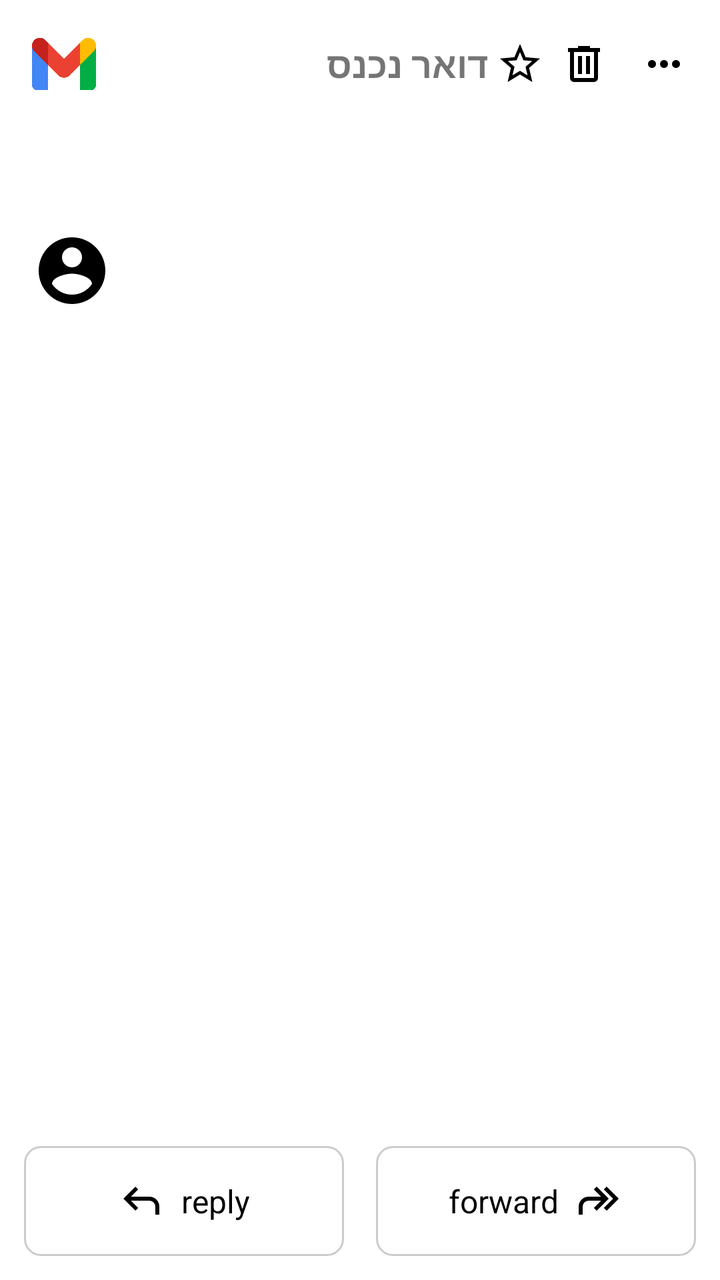
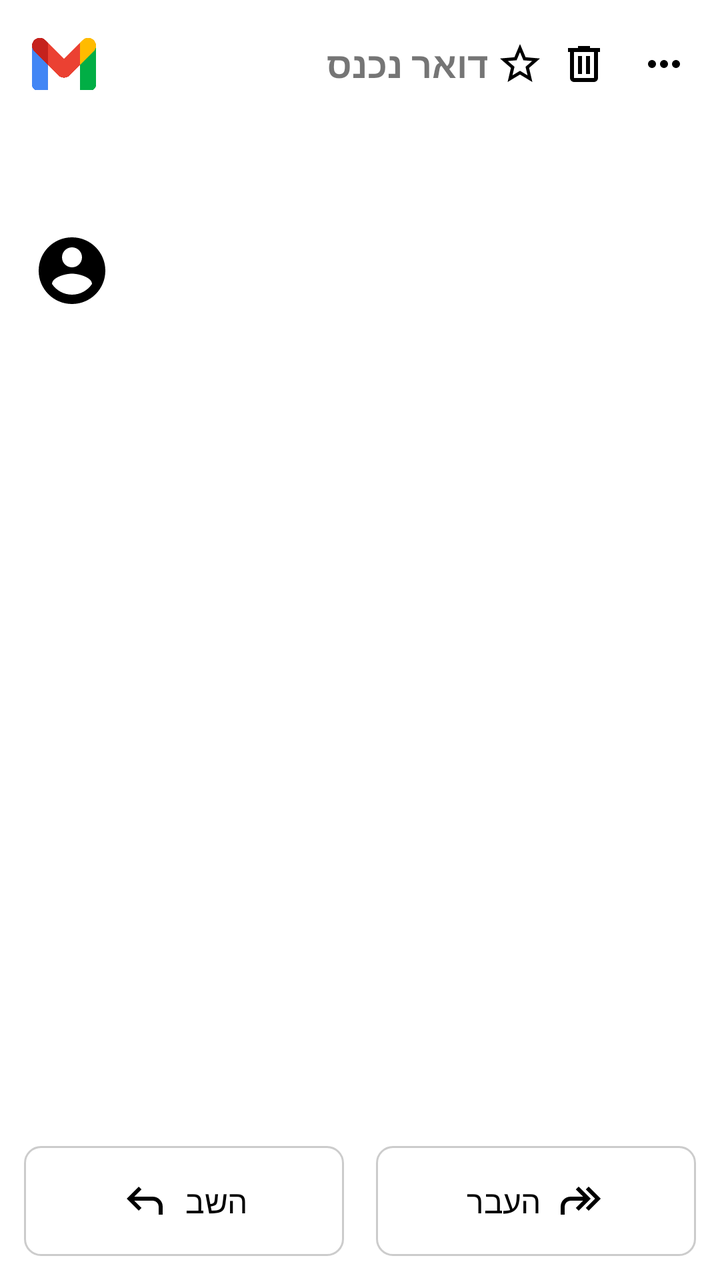

The first picture is an Android layout as it rendered before a commit; the second is the same layout after the commit. The layout source and the unified diff follow.
<!-- AndroidManifest.xml: application theme Theme.Project5 -->
<!-- res/layout/activity_mail_detail.xml -->
<LinearLayout xmlns:android="http://schemas.android.com/apk/res/android"
        android:orientation="vertical"
        android:layout_width="match_parent"
        android:layout_height="match_parent"
        android:background="#FFFFFF">

        
        <LinearLayout
            android:orientation="horizontal"
            android:padding="12dp"
            android:gravity="center_vertical"
            android:layout_width="match_parent"
            android:layout_height="wrap_content">

            <ImageView
                android:id="@+id/ivBack"
                android:src="@drawable/gmail_logo"
                android:layout_width="40dp"
                android:layout_height="40dp"
                android:contentDescription="חזרה"
                android:padding="4dp" />

            <TextView
                android:text="דואר נכנס"
                android:textStyle="bold"
                android:textSize="18sp"
                android:layout_marginStart="12dp"
                android:layout_width="0dp"
                android:layout_weight="1"
                android:layout_height="wrap_content" />

            <ImageView
                android:id="@+id/ivStar"
                android:src="@drawable/ic_star_border"
                android:layout_width="32dp"
                android:layout_height="32dp"
                android:padding="4dp" />

            <ImageView
                android:id="@+id/ivTrash"
                android:src="@drawable/ic_delete"
                android:layout_width="32dp"
                android:layout_height="32dp"
                android:padding="4dp" />

            <ImageView
                android:id="@+id/ivMore"
                android:layout_width="32dp"
                android:layout_height="32dp"
                android:src="@drawable/ic_more_vert"
                android:padding="4dp"
                android:contentDescription="עוד אפשרויות"
                android:layout_marginStart="8dp"/>

        </LinearLayout>

        
        <TextView
            android:id="@+id/tvSubject"
            android:textSize="20sp"
            android:textStyle="bold"
            android:paddingStart="16dp"
            android:paddingEnd="16dp"
            android:paddingTop="8dp"
            android:layout_width="match_parent"
            android:layout_height="wrap_content" />

        
        <LinearLayout
            android:orientation="horizontal"
            android:padding="16dp"
            android:gravity="center_vertical"
            android:layout_width="match_parent"
            android:layout_height="wrap_content">

            <ImageView
                android:id="@+id/ivAvatar"
                android:layout_width="40dp"
                android:layout_height="40dp"
                android:src="@drawable/ic_avatar"
                android:scaleType="centerCrop"
                android:background="@drawable/circle_mask" />

            <LinearLayout
                android:orientation="vertical"
                android:layout_marginStart="12dp"
                android:layout_width="0dp"
                android:layout_weight="1"
                android:layout_height="wrap_content">

                <TextView
                    android:id="@+id/tvSenderName"
                    android:textSize="16sp"
                    android:textStyle="bold"
                    android:textColor="#000000"
                    android:layout_width="wrap_content"
                    android:layout_height="wrap_content"/>

                <TextView
                    android:id="@+id/tvSenderEmail"
                    android:textSize="14sp"
                    android:textColor="#666666"
                    android:layout_width="wrap_content"
                    android:layout_height="wrap_content"/>
            </LinearLayout>

            <TextView
                android:id="@+id/tvDate"
                android:textSize="12sp"
                android:textColor="#888888"
                android:layout_width="wrap_content"
                android:layout_height="wrap_content"/>
        </LinearLayout>

        
        <ScrollView
            android:layout_width="match_parent"
            android:layout_height="0dp"
            android:layout_weight="1">

            <TextView
                android:id="@+id/tvBody"
                android:padding="16dp"
                android:textSize="16sp"
                android:textColor="#000000"
                android:layout_width="match_parent"
                android:layout_height="wrap_content" />
        </ScrollView>
        
        <LinearLayout
            android:orientation="horizontal"
            android:padding="12dp"
            android:gravity="center"
            android:layout_width="match_parent"
            android:layout_height="wrap_content"
            android:layout_marginTop="24dp">

            
            <LinearLayout
                android:id="@+id/btnReply"
                android:orientation="horizontal"
                android:gravity="center"
                android:padding="8dp"
                android:layout_marginEnd="16dp"
                android:layout_width="0dp"
                android:layout_weight="1"
                android:layout_height="55dp"
                android:background="@drawable/button_outline">

                <ImageView
                    android:src="@drawable/ic_reply"
                    android:layout_width="24dp"
                    android:layout_height="24dp" />

                <TextView
                    android:text="reply"
                    android:textSize="16sp"
                    android:layout_marginStart="8dp"
                    android:textColor="#000000"
                    android:layout_width="wrap_content"
                    android:layout_height="wrap_content" />
            </LinearLayout>

            
            <LinearLayout
                android:id="@+id/btnForward"
                android:orientation="horizontal"
                android:gravity="center"
                android:padding="8dp"
                android:layout_width="0dp"
                android:layout_weight="1"
                android:layout_height="55dp"
                android:background="@drawable/button_outline">

                <TextView
                    android:text="forward"
                    android:textSize="16sp"
                    android:textColor="#000000"
                    android:layout_width="wrap_content"
                    android:layout_height="wrap_content" />

                <ImageView
                    android:src="@drawable/ic_forward"
                    android:layout_marginStart="8dp"
                    android:layout_width="24dp"
                    android:layout_height="24dp" />
            </LinearLayout>
        </LinearLayout>

    </LinearLayout>
<!-- resources referenced by this layout -->
<resources>
  <!-- drawable button_outline (drawable) -->
  <?xml version="1.0" encoding="utf-8"?>
  <shape xmlns:android="http://schemas.android.com/apk/res/android"
      android:shape="rectangle">
      <solid android:color="#FFFFFF"/>
      <stroke
          android:width="1dp"
          android:color="#CCCCCC"/>
      <corners android:radius="8dp"/>
  </shape>
  <!-- drawable circle_mask (drawable) -->
  <?xml version="1.0" encoding="utf-8"?>
  <shape xmlns:android="http://schemas.android.com/apk/res/android"
      android:shape="oval">
      <solid android:color="@android:color/transparent"/>
  </shape>
  <!-- drawable ic_avatar (drawable) -->
  <vector xmlns:android="http://schemas.android.com/apk/res/android" android:height="24dp" android:tint="#000000" android:viewportHeight="24" android:viewportWidth="24" android:width="24dp">
        
      <path android:fillColor="@android:color/white" android:pathData="M12,2C6.48,2 2,6.48 2,12s4.48,10 10,10 10,-4.48 10,-10S17.52,2 12,2zM12,5c1.66,0 3,1.34 3,3s-1.34,3 -3,3 -3,-1.34 -3,-3 1.34,-3 3,-3zM12,19.2c-2.5,0 -4.71,-1.28 -6,-3.22 0.03,-1.99 4,-3.08 6,-3.08 1.99,0 5.97,1.09 6,3.08 -1.29,1.94 -3.5,3.22 -6,3.22z"/>
      
  </vector>
  <!-- drawable ic_forward (drawable) -->
  <vector xmlns:android="http://schemas.android.com/apk/res/android" android:autoMirrored="true" android:height="24dp" android:tint="#000000" android:viewportHeight="960" android:viewportWidth="960" android:width="24dp">
        
      <path android:fillColor="@android:color/white" android:pathData="M640,680L583,624L767,440L583,256L640,200L880,440L640,680ZM80,760L80,600Q80,517 138.5,458.5Q197,400 280,400L527,400L383,256L440,200L680,440L440,680L383,624L527,480L280,480Q230,480 195,515Q160,550 160,600L160,760L80,760Z"/>
      
  </vector>
  <!-- drawable ic_more_vert (drawable) -->
  <vector xmlns:android="http://schemas.android.com/apk/res/android" android:height="24dp" android:tint="#000000" android:viewportHeight="960" android:viewportWidth="960" android:width="24dp">
        
      <path android:fillColor="@android:color/white" android:pathData="M240,560Q207,560 183.5,536.5Q160,513 160,480Q160,447 183.5,423.5Q207,400 240,400Q273,400 296.5,423.5Q320,447 320,480Q320,513 296.5,536.5Q273,560 240,560ZM480,560Q447,560 423.5,536.5Q400,513 400,480Q400,447 423.5,423.5Q447,400 480,400Q513,400 536.5,423.5Q560,447 560,480Q560,513 536.5,536.5Q513,560 480,560ZM720,560Q687,560 663.5,536.5Q640,513 640,480Q640,447 663.5,423.5Q687,400 720,400Q753,400 776.5,423.5Q800,447 800,480Q800,513 776.5,536.5Q753,560 720,560Z"/>
      
  </vector>
  <!-- drawable ic_reply (drawable) -->
  <vector xmlns:android="http://schemas.android.com/apk/res/android" android:autoMirrored="true" android:height="24dp" android:tint="#000000" android:viewportHeight="960" android:viewportWidth="960" android:width="24dp">
        
      <path android:fillColor="@android:color/white" android:pathData="M760,760L760,600Q760,550 725,515Q690,480 640,480L273,480L417,624L360,680L120,440L360,200L417,256L273,400L640,400Q723,400 781.5,458.5Q840,517 840,600L840,760L760,760Z"/>
      
  </vector>
  <!-- drawable ic_star_border (drawable) -->
  <vector xmlns:android="http://schemas.android.com/apk/res/android" android:height="24dp" android:tint="#000000" android:viewportHeight="24" android:viewportWidth="24" android:width="24dp">
        
      <path android:fillColor="@android:color/white" android:pathData="M22,9.24l-7.19,-0.62L12,2 9.19,8.63 2,9.24l5.46,4.73L5.82,21 12,17.27 18.18,21l-1.63,-7.03L22,9.24zM12,15.4l-3.76,2.27 1,-4.28 -3.32,-2.88 4.38,-0.38L12,6.1l1.71,4.04 4.38,0.38 -3.32,2.88 1,4.28L12,15.4z"/>
      
  </vector>
  <style name="Theme.Project5" parent="Theme.AppCompat.Light.NoActionBar" />
  <!-- unchanged entries left out for length: 2 -->
</resources>

<!-- the commit's change to res/layout/activity_mail_detail.xml (unified diff, before → after) -->
@@ -1,122 +1,135 @@
+<?xml version="1.0" encoding="utf-8"?>
 <LinearLayout xmlns:android="http://schemas.android.com/apk/res/android"
-        android:orientation="vertical"
-        android:layout_width="match_parent"
-        android:layout_height="match_parent"
-        android:background="#FFFFFF">
-
-        
-        <LinearLayout
-            android:orientation="horizontal"
-            android:padding="12dp"
-            android:gravity="center_vertical"
+    android:orientation="vertical"
+    android:layout_width="match_parent"
+    android:layout_height="match_parent"
+    android:background="#FFFFFF">
+
+    
+    <LinearLayout
+        android:orientation="horizontal"
+        android:padding="12dp"
+        android:gravity="center_vertical"
+        android:layout_width="match_parent"
+        android:layout_height="wrap_content">
+
+        <ImageView
+            android:id="@+id/ivBack"
+            android:src="@drawable/gmail_logo"
+            android:layout_width="40dp"
+            android:layout_height="40dp"
+            android:contentDescription="חזרה"
+            android:padding="4dp" />
+
+        <TextView
+            android:text="דואר נכנס"
+            android:textStyle="bold"
+            android:textSize="18sp"
+            android:layout_marginStart="12dp"
+            android:layout_width="0dp"
+            android:layout_weight="1"
+            android:layout_height="wrap_content" />
+
+        <ImageView
+            android:id="@+id/ivStar"
+            android:src="@drawable/ic_star_border"
+            android:layout_width="32dp"
+            android:layout_height="32dp"
+            android:padding="4dp" />
+
+        <ImageView
+            android:id="@+id/ivTrash"
+            android:src="@drawable/ic_delete"
+            android:layout_width="32dp"
+            android:layout_height="32dp"
+            android:padding="4dp" />
+
+        <ImageView
+            android:id="@+id/ivMore"
+            android:layout_width="32dp"
+            android:layout_height="32dp"
+            android:src="@drawable/ic_more_vert"
+            android:padding="4dp"
+            android:contentDescription="עוד אפשרויות"
+            android:layout_marginStart="8dp"/>
+    </LinearLayout>
+
+    
+    <TextView
+        android:id="@+id/tvSubject"
+        android:textSize="20sp"
+        android:textStyle="bold"
+        android:paddingStart="16dp"
+        android:paddingEnd="16dp"
+        android:paddingTop="8dp"
+        android:layout_width="match_parent"
+        android:layout_height="wrap_content" />
+
+    
+    <LinearLayout
+        android:orientation="horizontal"
+        android:padding="16dp"
+        android:gravity="center_vertical"
+        android:layout_width="match_parent"
+        android:layout_height="wrap_content">
+
+        <ImageView
+            android:id="@+id/ivAvatar"
+            android:layout_width="40dp"
+            android:layout_height="40dp"
+            android:src="@drawable/ic_avatar"
+            android:scaleType="centerCrop"
+            android:background="@drawable/circle_mask" />
+
+        <LinearLayout
+            android:orientation="vertical"
+            android:layout_marginStart="12dp"
+            android:layout_width="0dp"
+            android:layout_weight="1"
+            android:layout_height="wrap_content">
+
+            <TextView
+                android:id="@+id/tvSenderName"
+                android:textSize="16sp"
+                android:textStyle="bold"
+                android:textColor="#000000"
+                android:layout_width="wrap_content"
+                android:layout_height="wrap_content"/>
+
+            <TextView
+                android:id="@+id/tvSenderEmail"
+                android:textSize="14sp"
+                android:textColor="#666666"
+                android:layout_width="wrap_content"
+                android:layout_height="wrap_content"/>
+        </LinearLayout>
+
+        <TextView
+            android:id="@+id/tvDate"
+            android:textSize="12sp"
+            android:textColor="#888888"
+            android:layout_width="wrap_content"
+            android:layout_height="wrap_content"/>
+    </LinearLayout>
+
+    
+    <ScrollView
+        android:layout_width="match_parent"
+        android:layout_height="0dp"
+        android:layout_weight="1">
+
+        <LinearLayout
             android:layout_width="match_parent"
-            android:layout_height="wrap_content">
-
-            <ImageView
-                android:id="@+id/ivBack"
-                android:src="@drawable/gmail_logo"
-                android:layout_width="40dp"
-                android:layout_height="40dp"
-                android:contentDescription="חזרה"
-                android:padding="4dp" />
-
-            <TextView
-                android:text="דואר נכנס"
-                android:textStyle="bold"
-                android:textSize="18sp"
-                android:layout_marginStart="12dp"
-                android:layout_width="0dp"
-                android:layout_weight="1"
-                android:layout_height="wrap_content" />
-
-            <ImageView
-                android:id="@+id/ivStar"
-                android:src="@drawable/ic_star_border"
-                android:layout_width="32dp"
-                android:layout_height="32dp"
-                android:padding="4dp" />
-
-            <ImageView
-                android:id="@+id/ivTrash"
-                android:src="@drawable/ic_delete"
-                android:layout_width="32dp"
-                android:layout_height="32dp"
-                android:padding="4dp" />
-
-            <ImageView
-                android:id="@+id/ivMore"
-                android:layout_width="32dp"
-                android:layout_height="32dp"
-                android:src="@drawable/ic_more_vert"
-                android:padding="4dp"
-                android:contentDescription="עוד אפשרויות"
-                android:layout_marginStart="8dp"/>
-
-        </LinearLayout>
-
-        
-        <TextView
-            android:id="@+id/tvSubject"
-            android:textSize="20sp"
-            android:textStyle="bold"
-            android:paddingStart="16dp"
-            android:paddingEnd="16dp"
-            android:paddingTop="8dp"
-            android:layout_width="match_parent"
-            android:layout_height="wrap_content" />
-
-        
-        <LinearLayout
-            android:orientation="horizontal"
-            android:padding="16dp"
-            android:gravity="center_vertical"
-            android:layout_width="match_parent"
-            android:layout_height="wrap_content">
-
-            <ImageView
-                android:id="@+id/ivAvatar"
-                android:layout_width="40dp"
-                android:layout_height="40dp"
-                android:src="@drawable/ic_avatar"
-                android:scaleType="centerCrop"
-                android:background="@drawable/circle_mask" />
+            android:layout_height="wrap_content"
+            android:orientation="vertical">
 
             <LinearLayout
+                android:id="@+id/attachmentsContainer"
+                android:layout_width="match_parent"
+                android:layout_height="wrap_content"
                 android:orientation="vertical"
-                android:layout_marginStart="12dp"
-                android:layout_width="0dp"
-                android:layout_weight="1"
-                android:layout_height="wrap_content">
-
-                <TextView
-                    android:id="@+id/tvSenderName"
-                    android:textSize="16sp"
-                    android:textStyle="bold"
-                    android:textColor="#000000"
-                    android:layout_width="wrap_content"
-                    android:layout_height="wrap_content"/>
-
-                <TextView
-                    android:id="@+id/tvSenderEmail"
-                    android:textSize="14sp"
-                    android:textColor="#666666"
-                    android:layout_width="wrap_content"
-                    android:layout_height="wrap_content"/>
-            </LinearLayout>
-
-            <TextView
-                android:id="@+id/tvDate"
-                android:textSize="12sp"
-                android:textColor="#888888"
-                android:layout_width="wrap_content"
-                android:layout_height="wrap_content"/>
-        </LinearLayout>
-
-        
-        <ScrollView
-            android:layout_width="match_parent"
-            android:layout_height="0dp"
-            android:layout_weight="1">
+                android:padding="8dp"
+                android:visibility="gone" />
 
             <TextView
                 android:id="@+id/tvBody"
@@ -125,66 +138,67 @@
                 android:textColor="#000000"
                 android:layout_width="match_parent"
                 android:layout_height="wrap_content" />
-        </ScrollView>
+        </LinearLayout>
+    </ScrollView>
+
+    
+    <LinearLayout
+        android:orientation="horizontal"
+        android:padding="12dp"
+        android:gravity="center"
+        android:layout_width="match_parent"
+        android:layout_height="wrap_content"
+        android:layout_marginTop="24dp">
+
         
         <LinearLayout
+            android:id="@+id/btnReply"
             android:orientation="horizontal"
-            android:padding="12dp"
             android:gravity="center"
-            android:layout_width="match_parent"
-            android:layout_height="wrap_content"
-            android:layout_marginTop="24dp">
-
-            
-            <LinearLayout
-                android:id="@+id/btnReply"
-                android:orientation="horizontal"
-                android:gravity="center"
-                android:padding="8dp"
-                android:layout_marginEnd="16dp"
-                android:layout_width="0dp"
-                android:layout_weight="1"
-                android:layout_height="55dp"
-                android:background="@drawable/button_outline">
-
-                <ImageView
-                    android:src="@drawable/ic_reply"
-                    android:layout_width="24dp"
-                    android:layout_height="24dp" />
-
-                <TextView
-                    android:text="reply"
-                    android:textSize="16sp"
-                    android:layout_marginStart="8dp"
-                    android:textColor="#000000"
-                    android:layout_width="wrap_content"
-                    android:layout_height="wrap_content" />
-            </LinearLayout>
-
-            
-            <LinearLayout
-                android:id="@+id/btnForward"
-                android:orientation="horizontal"
-                android:gravity="center"
-                android:padding="8dp"
-                android:layout_width="0dp"
-                android:layout_weight="1"
-                android:layout_height="55dp"
-                android:background="@drawable/button_outline">
-
-                <TextView
-                    android:text="forward"
-                    android:textSize="16sp"
-                    android:textColor="#000000"
-                    android:layout_width="wrap_content"
-                    android:layout_height="wrap_content" />
-
-                <ImageView
-                    android:src="@drawable/ic_forward"
-                    android:layout_marginStart="8dp"
-                    android:layout_width="24dp"
-                    android:layout_height="24dp" />
-            </LinearLayout>
-        </LinearLayout>
-
+            android:padding="8dp"
+            android:layout_marginEnd="16dp"
+            android:layout_width="0dp"
+            android:layout_weight="1"
+            android:layout_height="55dp"
+            android:background="@drawable/button_outline">
+
+            <ImageView
+                android:src="@drawable/ic_reply"
+                android:layout_width="24dp"
+                android:layout_height="24dp" />
+
+            <TextView
+                android:text="השב"
+                android:textSize="16sp"
+                android:layout_marginStart="8dp"
+                android:textColor="#000000"
+                android:layout_width="wrap_content"
+                android:layout_height="wrap_content" />
+        </LinearLayout>
+
+        
+        <LinearLayout
+            android:id="@+id/btnForward"
+            android:orientation="horizontal"
+            android:gravity="center"
+            android:padding="8dp"
+            android:layout_width="0dp"
+            android:layout_weight="1"
+            android:layout_height="55dp"
+            android:background="@drawable/button_outline">
+
+            <TextView
+                android:text="העבר"
+                android:textSize="16sp"
+                android:textColor="#000000"
+                android:layout_width="wrap_content"
+                android:layout_height="wrap_content" />
+
+            <ImageView
+                android:src="@drawable/ic_forward"
+                android:layout_marginStart="8dp"
+                android:layout_width="24dp"
+                android:layout_height="24dp" />
+        </LinearLayout>
     </LinearLayout>
+</LinearLayout>
